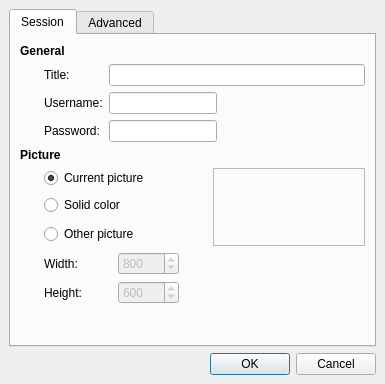
This is src/client/ui/hostdialog.ui in drawpile/Drawpile as Qt 5 draws it before an edit. The edited form follows.
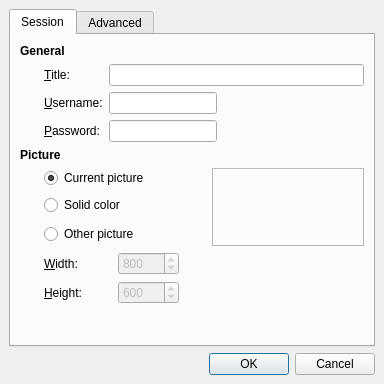
This is the edited form. Icons and pictures are not drawn. Custom widgets are drawn as their Qt base class.

Commit message: fixed tab order

```diff
--- a/src/client/ui/hostdialog.ui
+++ b/src/client/ui/hostdialog.ui
@@ -8,7 +8,7 @@
    <rect>
     <x>0</x>
     <y>0</y>
-    <width>385</width>
+    <width>384</width>
     <height>384</height>
    </rect>
   </property>
@@ -65,7 +65,10 @@
          <item row="0" column="1" >
           <widget class="QLabel" name="label" >
            <property name="text" >
-            <string>Title:</string>
+            <string>&amp;Title:</string>
+           </property>
+           <property name="buddy" >
+            <cstring>sessiontitle</cstring>
            </property>
           </widget>
          </item>
@@ -87,7 +90,10 @@
          <item row="1" column="1" >
           <widget class="QLabel" name="label_2" >
            <property name="text" >
-            <string>Username:</string>
+            <string>&amp;Username:</string>
+           </property>
+           <property name="buddy" >
+            <cstring>username</cstring>
            </property>
           </widget>
          </item>
@@ -116,7 +122,10 @@
          <item row="2" column="1" >
           <widget class="QLabel" name="label_3" >
            <property name="text" >
-            <string>Password:</string>
+            <string>&amp;Password:</string>
+           </property>
+           <property name="buddy" >
+            <cstring>sessionpassword</cstring>
            </property>
           </widget>
          </item>
@@ -312,7 +321,10 @@
          <item row="1" column="1" >
           <widget class="QLabel" name="label_5" >
            <property name="text" >
-            <string>Height:</string>
+            <string>&amp;Height:</string>
+           </property>
+           <property name="buddy" >
+            <cstring>pictureheight</cstring>
            </property>
           </widget>
          </item>
@@ -341,7 +353,10 @@
             </size>
            </property>
            <property name="text" >
-            <string>Width:</string>
+            <string>&amp;Width:</string>
+           </property>
+           <property name="buddy" >
+            <cstring>picturewidth</cstring>
            </property>
           </widget>
          </item>
```
Left out of the diff: 36 changed lines with no effect on the pictures.
